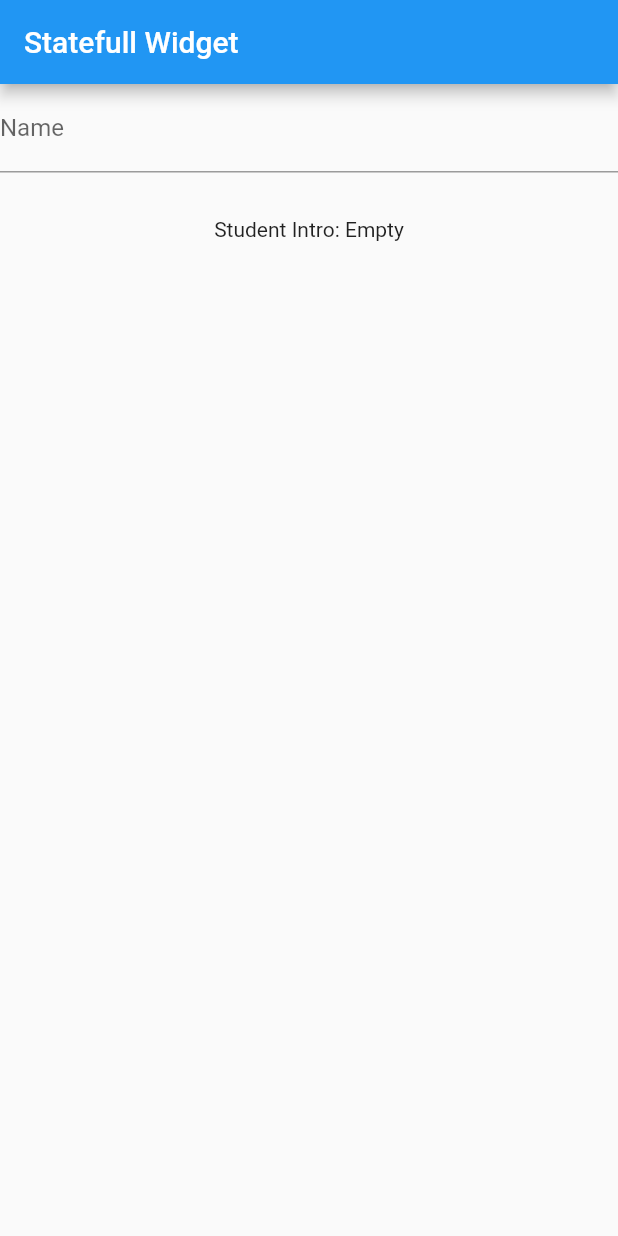
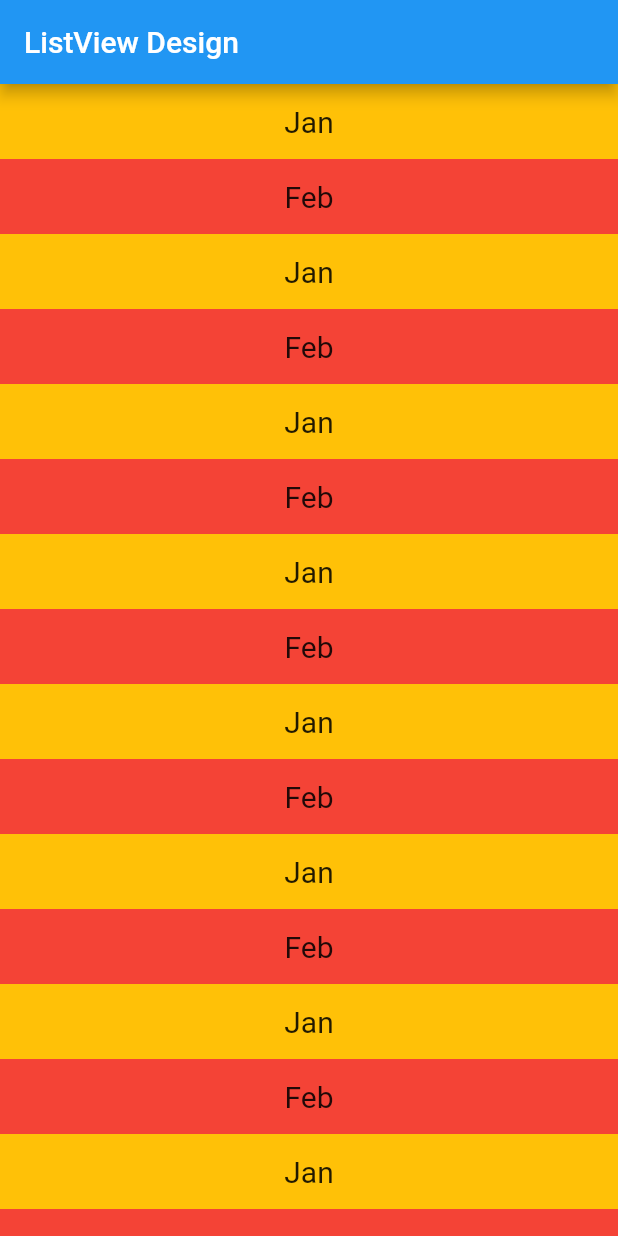
Before and after one commit to JunaidSAnsari/flutter_widgets, a Flutter app: the screen it shows after launch, on a phone screen of 412 x 824 dp. Run offline on Flutter 3.47's test engine with Material 2 defaults, Android fonts, the phone set to English and light mode, and no system bars.

Commit message:
ListView

```diff
--- a/lib/main.dart
+++ b/lib/main.dart
@@ -1,46 +1,185 @@
 import 'package:flutter/material.dart';
 
-void main(){
-  runApp(MyApp());
+void main() {
+  runApp(MaterialApp(
+    home: Scaffold(
+      appBar: AppBar(
+        title: Text("ListView Design"),
+      ),
+      body: ListViewDesign(),
+    ),
+  ));
 }
 
-class MyApp extends StatefulWidget {
-  const MyApp({Key? key}) : super(key: key);
-
-  @override
-  State<MyApp> createState() => _MyAppState();
-}
-
-class _MyAppState extends State<MyApp> {
-  String studentIntro = "Empty";
+class ListViewDesign extends StatelessWidget {
   @override
   Widget build(BuildContext context) {
-    debugPrint("Calling build function");
-    return MaterialApp(
-      home: Scaffold(
-        appBar: AppBar(title: Text("Statefull Widget"),),
-        body: Container(
-          child: Column(
-            children: [
-              TextField(
-                decoration: InputDecoration(
-                  labelText: "Name",
-                  hintText: "Enter Name",
-                ),
-                onSubmitted: (String text){
-                  setState((){
-                    debugPrint("Calling set state function");
-                    studentIntro = text;
-                  });
-                },
-              ),
-              Padding(
-                  padding: EdgeInsets.only(top: 30),
-                  child: Text("Student Intro: $studentIntro")),
-            ],
-          ),
+  //ListView
+    return ListView(
+      children: [
+        Container(
+          height: 50,
+          color: Colors.amber,
+          child: Center(
+              child: Text(
+            "Jan",
+            style: TextStyle(fontSize: 20),
+          )),
         ),
-      ),
+        Container(
+          height: 50,
+          color: Colors.red,
+          child: Center(
+              child: Text(
+            "Feb",
+            style: TextStyle(fontSize: 20),
+          )),
+        ),
+        Container(
+          height: 50,
+          color: Colors.amber,
+          child: Center(
+              child: Text(
+            "Jan",
+            style: TextStyle(fontSize: 20),
+          )),
+        ),
+        Container(
+          height: 50,
+          color: Colors.red,
+          child: Center(
+              child: Text(
+            "Feb",
+            style: TextStyle(fontSize: 20),
+          )),
+        ),
+        Container(
+          height: 50,
+          color: Colors.amber,
+          child: Center(
+              child: Text(
+            "Jan",
+            style: TextStyle(fontSize: 20),
+          )),
+        ),
+        Container(
+          height: 50,
+          color: Colors.red,
+          child: Center(
+              child: Text(
+            "Feb",
+            style: TextStyle(fontSize: 20),
+          )),
+        ),
+        Container(
+          height: 50,
+          color: Colors.amber,
+          child: Center(
+              child: Text(
+            "Jan",
+            style: TextStyle(fontSize: 20),
+          )),
+        ),
+        Container(
+          height: 50,
+          color: Colors.red,
+          child: Center(
+              child: Text(
+            "Feb",
+            style: TextStyle(fontSize: 20),
+          )),
+        ),
+        Container(
+          height: 50,
+          color: Colors.amber,
+          child: Center(
+              child: Text(
+            "Jan",
+            style: TextStyle(fontSize: 20),
+          )),
+        ),
+        Container(
+          height: 50,
+          color: Colors.red,
+          child: Center(
+              child: Text(
+            "Feb",
+            style: TextStyle(fontSize: 20),
+          )),
+        ),
+        Container(
+          height: 50,
+          color: Colors.amber,
+          child: Center(
+              child: Text(
+            "Jan",
+            style: TextStyle(fontSize: 20),
+          )),
+        ),
+        Container(
+          height: 50,
+          color: Colors.red,
+          child: Center(
+              child: Text(
+            "Feb",
+            style: TextStyle(fontSize: 20),
+          )),
+        ),
+        Container(
+          height: 50,
+          color: Colors.amber,
+          child: Center(
+              child: Text(
+            "Jan",
+            style: TextStyle(fontSize: 20),
+          )),
+        ),
+        Container(
+          height: 50,
+          color: Colors.red,
+          child: Center(
+              child: Text(
+            "Feb",
+            style: TextStyle(fontSize: 20),
+          )),
+        ),
+        Container(
+          height: 50,
+          color: Colors.amber,
+          child: Center(
+              child: Text(
+            "Jan",
+            style: TextStyle(fontSize: 20),
+          )),
+        ),
+        Container(
+          height: 50,
+          color: Colors.red,
+          child: Center(
+              child: Text(
+            "Feb",
+            style: TextStyle(fontSize: 20),
+          )),
+        ),
+        Container(
+          height: 50,
+          color: Colors.amber,
+          child: Center(
+              child: Text(
+            "Jan",
+            style: TextStyle(fontSize: 20),
+          )),
+        ),
+        Container(
+          height: 50,
+          color: Colors.red,
+          child: Center(
+              child: Text(
+            "Feb",
+            style: TextStyle(fontSize: 20),
+          )),
+        ),
+      ],
     );
   }
 }
```
